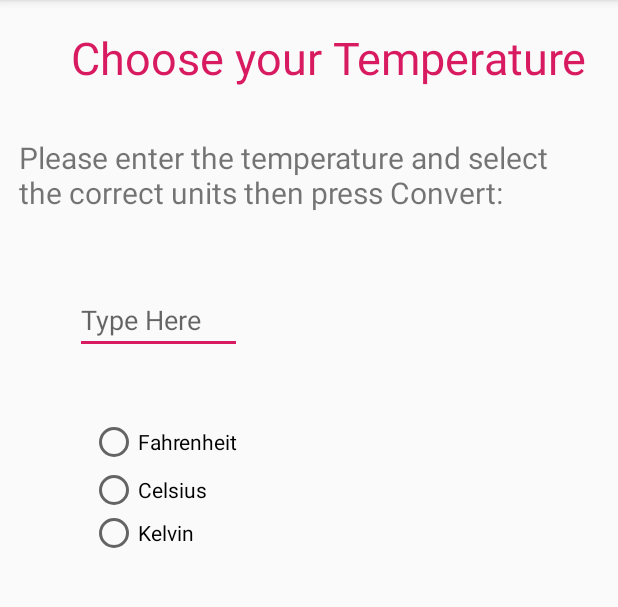
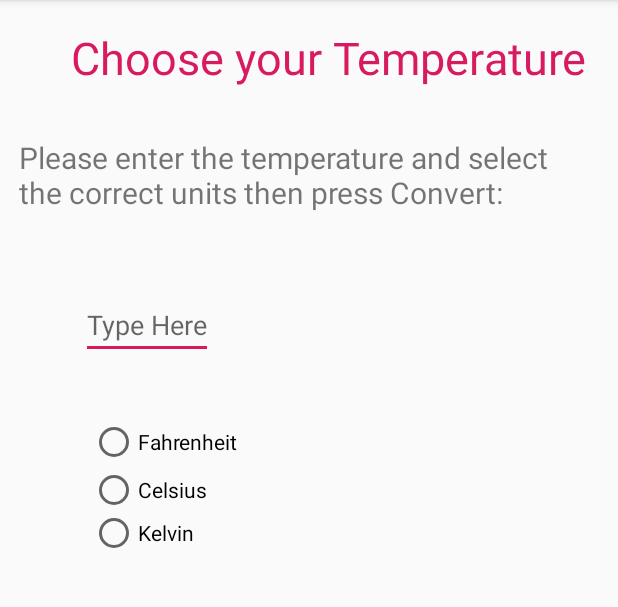
Before and after one commit to abiancu/IntroAndroidApp, an Android app: the screen it shows after launch (MainActivity), on a phone screen of 412 x 824 dp, the part 84-691 px from its top. Run offline under Robolectric (Android 15) with nearby library versions, the phone set to English and light mode, and no system bars.

Commit message:
make input keyboard a number keyboard

```diff
--- a/app/src/main/res/layout/content_main.xml
+++ b/app/src/main/res/layout/content_main.xml
@@ -17,7 +17,7 @@
         android:textAlignment="center"
         android:textAppearance="@style/TextAppearance.AppCompat.Large"
         android:textColor="@color/colorAccent"
-        android:textSize="30dp"
+        android:textSize="30sp"
         app:layout_constraintBottom_toBottomOf="parent"
         app:layout_constraintHorizontal_bias="1.0"
         app:layout_constraintLeft_toLeftOf="parent"
@@ -30,7 +30,7 @@
         android:layout_width="386dp"
         android:layout_height="73dp"
         android:text="@string/enterTemp"
-        android:textSize="20dp"
+        android:textSize="20sp"
         app:layout_constraintBottom_toBottomOf="parent"
         app:layout_constraintHorizontal_bias="0.496"
         app:layout_constraintLeft_toLeftOf="parent"
@@ -41,15 +41,17 @@
 
     <EditText
         android:id="@+id/textBox"
-        android:layout_width="111dp"
-        android:layout_height="41dp"
-        android:hint="Type Here"
+        android:layout_width="wrap_content"
+        android:layout_height="wrap_content"
+        android:hint="@string/hint"
         app:layout_constraintBottom_toBottomOf="parent"
         app:layout_constraintHorizontal_bias="0.166"
         app:layout_constraintLeft_toLeftOf="parent"
         app:layout_constraintRight_toRightOf="parent"
         app:layout_constraintTop_toTopOf="parent"
-        app:layout_constraintVertical_bias="0.268" />
+        android:inputType="number"
+        app:layout_constraintVertical_bias="0.268"
+        android:autofillHints="@string/enterTemp" />
 
     <RadioGroup
         android:id="@+id/tempGroup"
--- a/app/src/main/res/values/strings.xml
+++ b/app/src/main/res/values/strings.xml
@@ -9,6 +9,7 @@
     <string name="btnDegC">Celsius</string>
     <string name="btnDegK">Kelvin</string>
     <string name="convert">Convert</string>
+    <string name="hint">Type Here</string>
     <string name="enterTemp">Please enter the temperature and select the correct units then press Convert:</string>
     <string-array name="myOptions">
         <item>First option</item>
```
